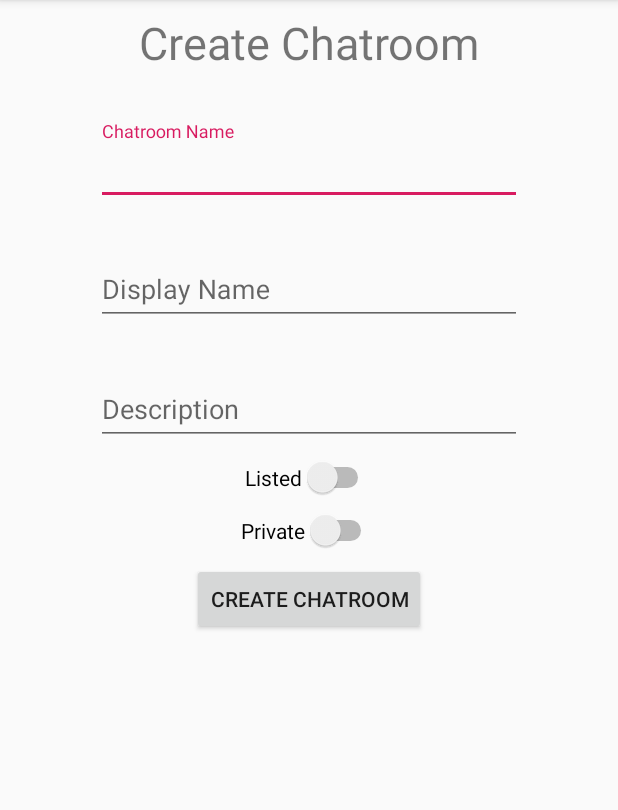
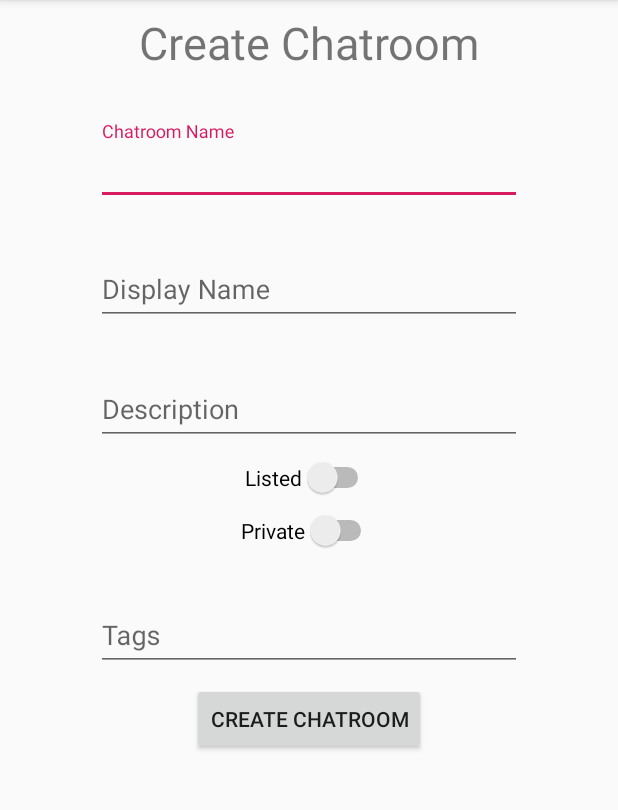
Before and after one commit to Hieuvphan/Hugbundarverkefni2_Android, an Android app: the CreateChatroomActivity screen opened directly, with no data from a screen before it, after a tap on "CREATE CHATROOM", on a phone screen of 412 x 824 dp, the part 84-894 px from its top. Run offline under Robolectric (Android 15) with nearby library versions, the phone set to English and light mode, and no system bars; network calls fail.

Commit message:
klára create chatroom virkni, bæri við tags

```diff
--- a/VeryWowChat/app/src/main/java/hi/hugbo/verywowchat/controllers/CreateChatroomActivity.java
+++ b/VeryWowChat/app/src/main/java/hi/hugbo/verywowchat/controllers/CreateChatroomActivity.java
@@ -9,6 +9,11 @@ import android.widget.Button;
 import android.widget.Switch;
 import android.widget.TextView;
 
+import java.util.ArrayList;
+import java.util.Arrays;
+import java.util.List;
+
+import hi.hugbo.verywowchat.entities.Chatroom;
 import hi.hugbo.verywowchat.services.ChatroomService;
 import hi.hugbo.verywowchat.services.ChatroomServiceImplementation;
 
@@ -21,6 +26,7 @@ public class CreateChatroomActivity extends AppCompatActivity {
     private TextView edit_chatroom_description;
     private Switch switch_listed;
     private Switch switch_invited_only;
+    private TextView edit_chatroom_tags;
     private Button btn_create_chatroom;
 
     @Override
@@ -34,6 +40,7 @@ public class CreateChatroomActivity extends AppCompatActivity {
         switch_listed = findViewById(R.id.switch_listed);
         switch_invited_only = findViewById(R.id.switch_invited_only);
         btn_create_chatroom = findViewById(R.id.btn_create_chatroom);
+        edit_chatroom_tags = findViewById(R.id.edit_chatroom_tags);
 
         btn_create_chatroom.setOnClickListener(new View.OnClickListener() {
             @Override
@@ -43,8 +50,19 @@ public class CreateChatroomActivity extends AppCompatActivity {
                 String description= edit_chatroom_description.getText()+"";
                 Boolean listed = switch_listed.isChecked();
                 Boolean invitedOnly = switch_invited_only.isChecked();
+                String tagInput = edit_chatroom_tags.getText()+"";
+                List<String> tags = Arrays.asList(tagInput.split(","));
 
-                chatroomService.createChatroom(chatroomName, displayName, description, listed, invitedOnly);
+                Log.d("createChatroom", "tags len: "+tags.size());
+
+                try{
+                    Chatroom c = chatroomService.createChatroom(chatroomName, displayName, description, listed, invitedOnly, tags);
+
+                    Log.d("createChatroom", c.toString());
+                } catch(Exception e) {
+                    // TODO: use toast for error messages
+                    Log.e("createChatroom", "exception caught when calling service:"+e.getMessage());
+                }
             }
         });
     }
--- a/VeryWowChat/app/src/main/java/hi/hugbo/verywowchat/services/API_caller.java
+++ b/VeryWowChat/app/src/main/java/hi/hugbo/verywowchat/services/API_caller.java
@@ -69,7 +69,7 @@ public class API_caller {
         *  We always send the empty token and body its up to the server to decide if it
         *  wants to process those things */
         Request request = new Request.Builder()
-                .url("http://130.208.151.105:9090/"+urlEndPoint)
+                .url("http://192.168.1.66:9090/"+urlEndPoint)
                 .method(method,Rbody)
                 .header("Authorization", token)
                 .addHeader("content-type", "application/json; charset=utf-8")
--- a/VeryWowChat/app/src/main/java/hi/hugbo/verywowchat/services/ChatroomService.java
+++ b/VeryWowChat/app/src/main/java/hi/hugbo/verywowchat/services/ChatroomService.java
@@ -1,7 +1,16 @@
 package hi.hugbo.verywowchat.services;
+
+import java.util.List;
 
 import hi.hugbo.verywowchat.entities.Chatroom;
 
 public interface ChatroomService {
-    public Chatroom createChatroom(String chatroomName, String displayName, String description, Boolean listed, Boolean invited_only);
+    public Chatroom createChatroom(
+            String chatroomName,
+            String displayName,
+            String description,
+            Boolean listed,
+            Boolean invited_only,
+            List<String> tags
+    ) throws Exception;
 }
--- a/VeryWowChat/app/src/main/java/hi/hugbo/verywowchat/services/ChatroomServiceImplementation.java
+++ b/VeryWowChat/app/src/main/java/hi/hugbo/verywowchat/services/ChatroomServiceImplementation.java
@@ -2,6 +2,8 @@ package hi.hugbo.verywowchat.services;
 
 import android.content.SharedPreferences;
 import android.util.Log;
+
+import com.google.gson.JsonArray;
 
 import org.json.JSONArray;
 import org.json.JSONObject;
@@ -10,6 +12,7 @@ import java.util.ArrayList;
 import java.util.HashMap;
 import java.util.List;
 import java.util.Map;
+import java.util.stream.Collectors;
 
 import hi.hugbo.verywowchat.entities.Chatroom;
 
@@ -17,14 +20,14 @@ public class ChatroomServiceImplementation implements ChatroomService {
 
     private API_caller api_caller = API_caller.getInstance();
 
-    public Chatroom createChatroom(String chatroomName, String displayName, String description, Boolean listed, Boolean invited_only) {
-
-        Log.d("createChatroom", "in craete function");
-
-        String path = "auth/chatroom/";
-        String method = "POST";
-        String token = this.getToken();
-
+    private Map<String, Object> createChatroomBody(
+            String chatroomName,
+            String displayName,
+            String description,
+            Boolean listed,
+            Boolean invited_only,
+            List<String> tags
+    ) {
         Map<String, Object> body = new HashMap<String, Object>();
         body.put("chatroomName", chatroomName);
         body.put("displayName", displayName);
@@ -32,35 +35,64 @@ public class ChatroomServiceImplementation implements ChatroomService {
         body.put("listed", listed);
         body.put("invited_only", invited_only);
 
+        JSONArray tagArray = new JSONArray();
+        for(int i = 0; i < tags.size(); i++){
+            tagArray.put(tags.get(i));
+        }
+        body.put("tags", tagArray);
+
+        return body;
+    }
+
+    public Chatroom createChatroom(
+            String chatroomName,
+            String displayName,
+            String description,
+            Boolean listed,
+            Boolean invited_only,
+            List<String> tags
+    ) throws Exception {
+        String path = "auth/chatroom/";
+        String method = "POST";
+        String token = this.getToken();
+        Map<String, Object> body = this.createChatroomBody(chatroomName, displayName, description, listed, invited_only, tags);
+
         try{
             Map<String, String> result = api_caller.HttpRequest(path, method, token, body);
 
             int status = Integer.parseInt(result.get("status"));
-            Log.d("createChatroom", "status: "+status);
             JSONObject resp_body = new JSONObject(result.get("response"));
-            Log.d("createChatroom", "body: "+resp_body.toString());
 
             if(status == 201){
+                JSONArray jTags = resp_body.getJSONArray("tags");
+                List<String> tagList = new ArrayList<String>();
+                for(int i = 0; i < jTags.length(); i++){
+                    tagList.add(jTags.getString(i));
+                }
+
                 Chatroom newChatroom = new Chatroom(
                         resp_body.getString("chatroomName"),
                         resp_body.getString("displayName"),
                         resp_body.getString("description"),
                         resp_body.getBoolean("listed"),
                         resp_body.getBoolean("invited_only"),
-                        (List<String>)resp_body.getJSONArray("tags"),
+                        resp_body.getString("ownerUsername"),
                         resp_body.getLong("created"),
                         resp_body.getLong("lastMessageReceived"),
-                        resp_body.getLong("lastRead"),
-                        resp_body.getString("userRelation")
+                        tagList
                 );
+                return newChatroom;
+            }
+            if(status >= 400 && status < 500){
+                throw new Exception(resp_body.getString("error"));
             }
 
+            throw new Exception("Something unexpected happened");
+
         }catch (Exception e) {
-            Log.e("createChatroom", "http req error: "+e.getMessage());
             e.printStackTrace();
+            throw new Exception(e.getMessage());
         }
-
-        return null;
     }
 
     protected String getToken(){
--- a/VeryWowChat/app/src/main/res/layout/activity_create_chatroom.xml
+++ b/VeryWowChat/app/src/main/res/layout/activity_create_chatroom.xml
@@ -122,6 +122,30 @@
             app:layout_constraintStart_toStartOf="parent"
             app:layout_constraintTop_toBottomOf="@+id/switch_listed" />
 
+        <android.support.design.widget.TextInputLayout
+            android:id="@+id/layout_chatroom_tags"
+            android:layout_width="0dp"
+            android:layout_height="wrap_content"
+            android:layout_marginStart="64dp"
+            android:layout_marginLeft="64dp"
+            android:layout_marginTop="24dp"
+            android:layout_marginEnd="64dp"
+            android:layout_marginRight="64dp"
+            android:hint="@string/chatroom_tags"
+            app:layout_constraintEnd_toEndOf="parent"
+            app:layout_constraintStart_toStartOf="parent"
+            app:layout_constraintTop_toBottomOf="@+id/switch_invited_only">
+
+            <EditText
+                android:id="@+id/edit_chatroom_tags"
+                android:layout_width="match_parent"
+                android:layout_height="match_parent"
+                android:layout_weight="1"
+                android:ems="10"
+                android:inputType="textMultiLine" />
+        </android.support.design.widget.TextInputLayout>
+
+
         <Button
             android:id="@+id/btn_create_chatroom"
             android:layout_width="wrap_content"
@@ -134,7 +158,7 @@
             android:text="@string/chatroom_create"
             app:layout_constraintEnd_toEndOf="parent"
             app:layout_constraintStart_toStartOf="parent"
-            app:layout_constraintTop_toBottomOf="@+id/switch_invited_only" />
+            app:layout_constraintTop_toBottomOf="@+id/layout_chatroom_tags" />
 
     </android.support.constraint.ConstraintLayout>
 
```
Also changed, not shown: VeryWowChat/app/src/main/java/hi/hugbo/verywowchat/entities/Chatroom.java (+49 -29 lines).
